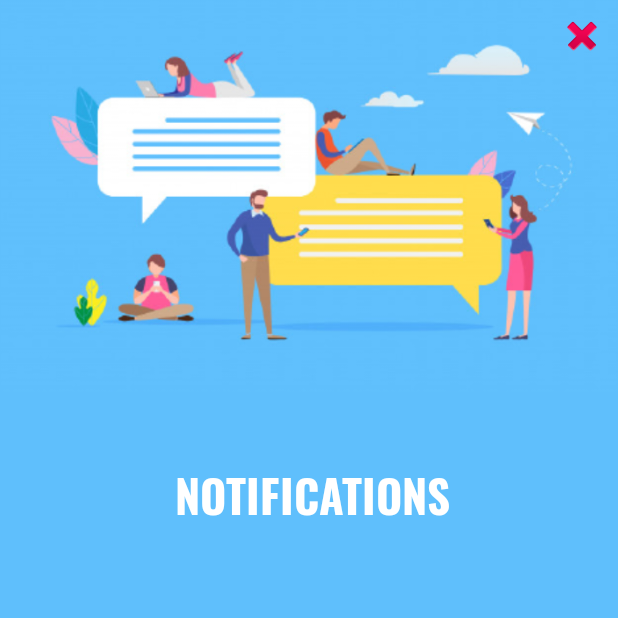
After one commit to IvanKaraslavov/Coinz, an Android app: the NotificationsActivity screen opened directly, with no data from a screen before it, on a phone screen of 412 x 824 dp, the top half of it. The commit adds this screen. Run offline under Robolectric (Android 15) with nearby library versions, the phone set to English and light mode, and no system bars; our stand-ins replace Firebase (no records; nobody signed in at launch, a user with empty details on screens opened directly); network calls fail.

Commit message:
Added Notifications Activity

```diff
--- /dev/null
+++ b/app/src/main/java/com/example/android/coinz/NotificationsActivity.java
@@ -0,0 +1,66 @@
+package com.example.android.coinz;
+
+import android.annotation.SuppressLint;
+import android.graphics.Typeface;
+import android.os.Bundle;
+import android.support.v7.app.AppCompatActivity;
+import android.util.Log;
+import android.widget.ArrayAdapter;
+import android.widget.ImageView;
+import android.widget.ListView;
+import android.widget.TextView;
+
+import com.google.common.collect.Lists;
+import com.google.firebase.auth.FirebaseAuth;
+import com.google.firebase.auth.FirebaseUser;
+import com.google.firebase.firestore.DocumentReference;
+import com.google.firebase.firestore.DocumentSnapshot;
+import com.google.firebase.firestore.FirebaseFirestore;
+
+import java.util.List;
+import java.util.Objects;
+
+public class NotificationsActivity extends AppCompatActivity {
+
+    private ListView listView;
+    private ArrayAdapter adapter;
+    private String tag = "NotificationsActivity";
+    @SuppressLint("LogNotTimber")
+    @Override
+    protected void onCreate(Bundle savedInstanceState) {
+        super.onCreate(savedInstanceState);
+        setContentView(R.layout.activity_notifications);
+
+        Typeface typeface = Typeface.createFromAsset(getAssets(), "fonts/Oswald-Bold.ttf");
+        TextView notificationsText = findViewById(R.id.notifications_text);
+        notificationsText.setTypeface(typeface);
+
+        ImageView exit = findViewById(R.id.exit_notifications_popup);
+        exit.setOnClickListener(view -> finish());
+
+        FirebaseFirestore mDatabase = FirebaseFirestore.getInstance();
+        FirebaseAuth mAuth = FirebaseAuth.getInstance();
+        FirebaseUser currentUser = mAuth.getCurrentUser();
+        DocumentReference docRef = mDatabase.collection("users").document(Objects.requireNonNull(currentUser).getUid());
+        docRef.get().addOnCompleteListener(task -> {
+            if (task.isSuccessful()) {
+                DocumentSnapshot document = task.getResult();
+                if (Objects.requireNonNull(document).exists()) {
+                    Log.d(tag, "DocumentSnapshot data: " + document.getData());
+                    mDatabase.collection("users").document(document.getId())
+                            .update("newNotifications", false);
+                    listView = findViewById(R.id.notifications_list);
+                    List<String> notifications = (List<String>) document.get("notifications");
+                    List<String> reversedNotifications = Lists.reverse(notifications);
+                    adapter = new ArrayAdapter(NotificationsActivity.this, R.layout.list_white_text, reversedNotifications);
+                    listView.setAdapter(adapter);
+                } else {
+                    Log.d(tag, "No such document");
+                }
+            } else {
+                Log.d(tag, "get failed with ", task.getException());
+            }
+        });
+    }
+
+    }
--- a/app/src/main/java/com/example/android/coinz/WalletActivity.java
+++ b/app/src/main/java/com/example/android/coinz/WalletActivity.java
@@ -58,7 +58,10 @@ public class WalletActivity extends AppCompatActivity {
                 if (Objects.requireNonNull(document).exists()) {
                     Log.d(tag, "DocumentSnapshot data: " + document.getData());
                     TextView coinsNumber= findViewById(R.id.coins_number);
-                    coinsNumber.setText( Objects.requireNonNull(document.get("coinsLeft")).toString());
+                    String str = Objects.requireNonNull(document.get("coinsLeft")).toString();
+                    double coinsLeftDouble = Double.parseDouble(str);
+                    int coinsLeft = (int) Math.floor(coinsLeftDouble);
+                    coinsNumber.setText(String.valueOf(coinsLeft));
                 } else {
                     Log.d(tag, "No such document");
                 }
--- /dev/null
+++ b/app/src/main/res/layout/activity_notifications.xml
@@ -0,0 +1,68 @@
+<?xml version="1.0" encoding="utf-8"?>
+<android.support.constraint.ConstraintLayout xmlns:android="http://schemas.android.com/apk/res/android"
+    xmlns:app="http://schemas.android.com/apk/res-auto"
+    xmlns:tools="http://schemas.android.com/tools"
+    android:background="#5FBFFC"
+    android:layout_width="match_parent"
+    android:layout_height="match_parent"
+    tools:context=".NotificationsActivity">
+
+    <ImageView
+        android:id="@+id/notifications_background"
+        android:layout_width="416dp"
+        android:layout_height="261dp"
+        android:contentDescription="notifications_background"
+        app:layout_constraintBottom_toBottomOf="parent"
+        app:layout_constraintEnd_toEndOf="parent"
+        app:layout_constraintStart_toStartOf="parent"
+        app:layout_constraintTop_toTopOf="parent"
+        app:layout_constraintVertical_bias="0.0"
+        app:srcCompat="@drawable/notifications_background"
+        tools:ignore="HardcodedText" />
+
+    <TextView
+        android:id="@+id/notifications_text"
+        android:layout_width="wrap_content"
+        android:layout_height="wrap_content"
+        android:layout_marginBottom="8dp"
+        android:layout_marginEnd="8dp"
+        android:layout_marginStart="8dp"
+        android:layout_marginTop="8dp"
+        android:text="NOTIFICATIONS"
+        android:textColor="@android:color/background_light"
+        android:textSize="30sp"
+        android:textStyle="bold"
+        app:layout_constraintBottom_toBottomOf="parent"
+        app:layout_constraintEnd_toEndOf="parent"
+        app:layout_constraintHorizontal_bias="0.51"
+        app:layout_constraintStart_toStartOf="parent"
+        app:layout_constraintTop_toTopOf="parent"
+        app:layout_constraintVertical_bias="0.39"
+        tools:ignore="HardcodedText" />
+
+    <ListView
+        android:id="@+id/notifications_list"
+        android:layout_width="413dp"
+        android:layout_height="360dp"
+        app:layout_constraintBottom_toBottomOf="parent"
+        app:layout_constraintEnd_toEndOf="parent"
+        app:layout_constraintHorizontal_bias="0.0"
+        app:layout_constraintStart_toStartOf="parent"
+        app:layout_constraintTop_toBottomOf="@+id/notifications_background"
+        app:layout_constraintVertical_bias="0.65999997" />
+
+    <ImageView
+        android:id="@+id/exit_notifications_popup"
+        android:layout_width="wrap_content"
+        android:layout_height="wrap_content"
+        android:layout_marginEnd="8dp"
+        android:layout_marginStart="8dp"
+        android:layout_marginTop="8dp"
+        android:contentDescription="cross image"
+        android:src="@android:drawable/ic_delete"
+        app:layout_constraintEnd_toEndOf="parent"
+        app:layout_constraintHorizontal_bias="1.0"
+        app:layout_constraintStart_toStartOf="parent"
+        app:layout_constraintTop_toTopOf="parent"
+        tools:ignore="HardcodedText" />
+</android.support.constraint.ConstraintLayout>
--- a/app/src/main/res/values/strings.xml
+++ b/app/src/main/res/values/strings.xml
@@ -33,4 +33,5 @@
     <string name="select_all">Select All</string>
     <string name="your_coins">YOUR COINS</string>
     <string name="title_activity_avatars">AvatarsActivity</string>
+    <string name="title_activity_notifications">NotificationsActivity</string>
 </resources>
--- a/app/src/main/res/values/styles.xml
+++ b/app/src/main/res/values/styles.xml
@@ -18,4 +18,10 @@
 
     <style name="AppTheme.PopupOverlay" parent="ThemeOverlay.AppCompat.Light" />
 
+    <style name="SeachLayout" parent="ThemeOverlay.AppCompat.Light">
+        <item name="colorControlNormal">#BFEFE6</item>
+        <item name="colorControlActivated">#BFEFE6</item>
+        <item name="colorControlHighlight">#BFEFE6</item>
+    </style>
+
 </resources>
```
Also changed, not shown: app/src/main/AndroidManifest.xml (+6 -3 lines), app/src/main/java/com/example/android/coinz/GridViewFragmentWallet.java (+16 -2 lines), app/src/main/java/com/example/android/coinz/MainActivity.java (+10 -1 lines), app/src/main/java/com/example/android/coinz/Player.java (+16 -0 lines), app/src/main/res/layout/activity_main.xml (+11 -0 lines), app/src/main/res/layout/activity_send_coins.xml (+28 -13 lines), app/src/main/res/layout/list_white_text.xml (added, +12 -0 lines), app/src/main/res/drawable/bell_icon.png (added), app/src/main/res/drawable/notifications_background.png (added), app/src/main/res/drawable/send_coins_background.png (added), app/src/main/res/drawable/send_coins_button.png (added).
